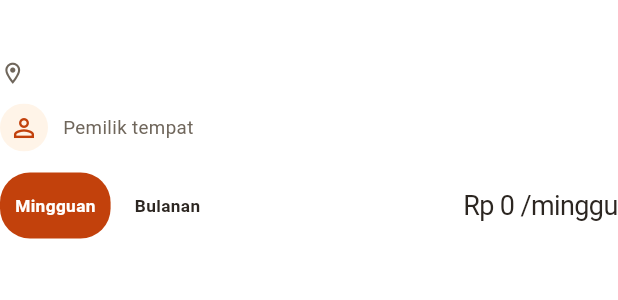
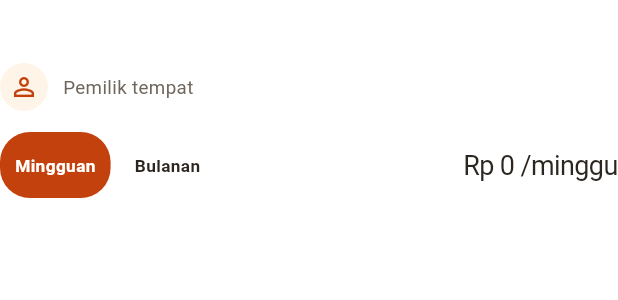
Before and after one commit to FaletehanAlF/Spoth-UMKM-Frontend, a Flutter app: the _KepalaTempat widget shown alone on an empty page, opened directly with empty values, on a phone screen of 412 x 824 dp. Shown: the top 300 px of the screen. Run offline on Flutter 3.47's test engine with Material 3 defaults, Android fonts, the phone set to English and light mode, and no system bars; our stand-ins replace dio, flutter_local_notifications, flutter_map, flutter_riverpod, flutter_secure_storage, geocoding and 8 more; accounts and stored records are empty; network calls fail.

Commit message:
feat(maps): peta tanpa API key + buang alamat duplikat

```diff
--- a/lib/screens/place/place_detail_screen.dart
+++ b/lib/screens/place/place_detail_screen.dart
@@ -18,16 +18,6 @@ import '../../widgets/place_map_card.dart';
 import '../../widgets/shimmer_loading.dart';
 import '../../widgets/spoth_app_bar.dart';
 import '../../widgets/spoth_sidebar_scaffold.dart';
-
-String _lokasiLengkap(PlaceModel place) {
-  final alamat = place.alamat.trim();
-  final kecamatan = place.kecamatan.trim();
-
-  if (kecamatan.isEmpty) return alamat;
-  if (alamat.toLowerCase().contains(kecamatan.toLowerCase())) return alamat;
-
-  return '$alamat, $kecamatan';
-}
 
 bool _punyaPesananAktif(
   String placeId,
@@ -786,31 +776,6 @@ class _KepalaTempat extends StatelessWidget {
             color: AppColors.charcoal,
           ),
         ),
-        const SizedBox(height: 8),
-        Row(
-          crossAxisAlignment: CrossAxisAlignment.start,
-          children: [
-            const Padding(
-              padding: EdgeInsets.only(top: 2),
-              child: Icon(
-                Icons.location_on_outlined,
-                size: 17,
-                color: AppColors.secondaryText,
-              ),
-            ),
-            const SizedBox(width: 6),
-            Expanded(
-              child: Text(
-                _lokasiLengkap(place),
-                style: const TextStyle(
-                  fontSize: 13.5,
-                  height: 1.4,
-                  color: AppColors.secondaryText,
-                ),
-              ),
-            ),
-          ],
-        ),
         const SizedBox(height: 12),
         _BarisPemilik(place: place),
         if (paket != null) ...[
--- a/pubspec.yaml
+++ b/pubspec.yaml
@@ -49,6 +49,8 @@ dependencies:
   geocoding: ^5.0.1
   google_maps: ^8.3.0
   lottie: ^3.8.2
+  flutter_map: ^8.3.2
+  latlong2: ^0.10.1
 
 dev_dependencies:
   flutter_test:
```
Also changed, not shown: lib/screens/place/place_form/place_fields.dart (+11 -31 lines), lib/widgets/free_map_view.dart (added, +79 -0 lines), lib/widgets/place_map_card.dart (+10 -26 lines), pubspec.lock, 1 other file.
